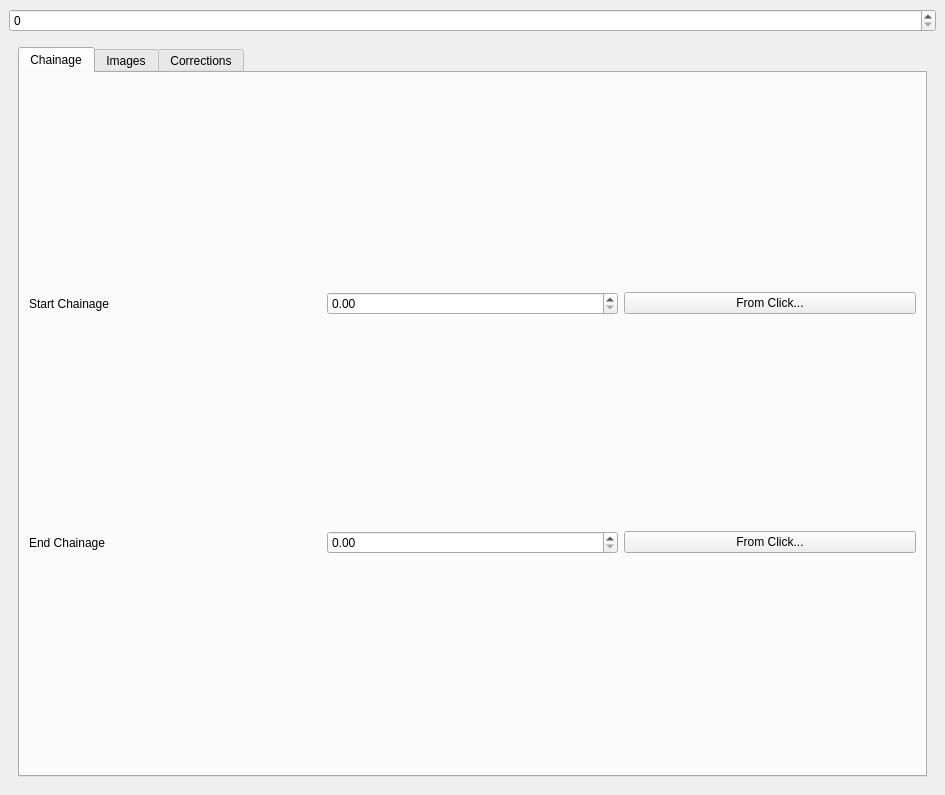
Old version of the form image_loader_dockwidget_base.ui in the repository Drew973/PTS_image_loader.
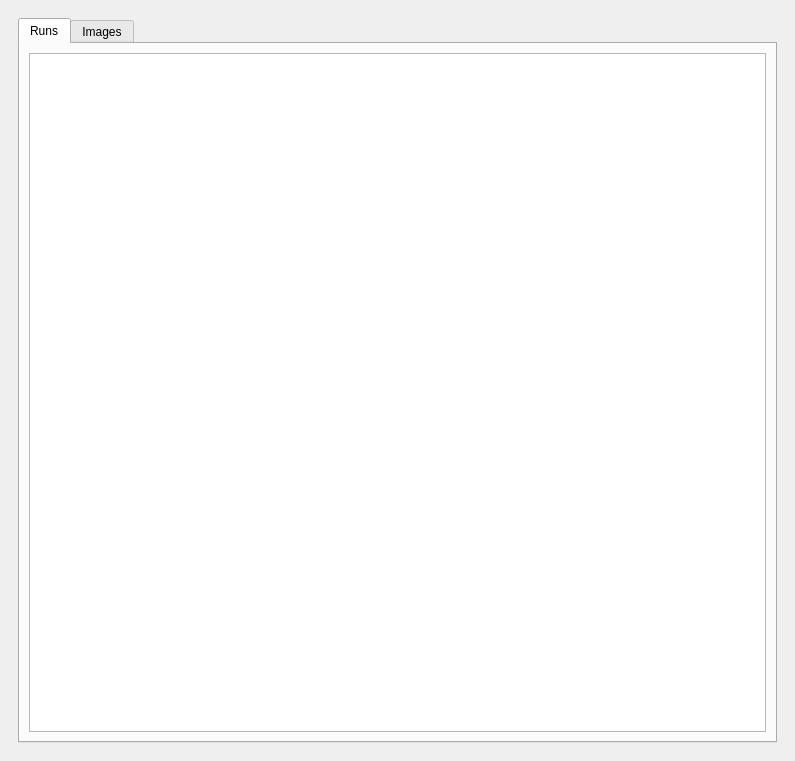
New version of the form. Custom widgets are drawn as their Qt base class.

```diff
--- a/image_loader_dockwidget_base.ui
+++ b/image_loader_dockwidget_base.ui
@@ -6,8 +6,8 @@
    <rect>
     <x>0</x>
     <y>0</y>
-    <width>945</width>
-    <height>795</height>
+    <width>795</width>
+    <height>761</height>
    </rect>
   </property>
   <property name="windowTitle">
@@ -15,9 +15,6 @@
   </property>
   <widget class="QWidget" name="dockWidgetContents">
    <layout class="QVBoxLayout" name="verticalLayout_2">
-    <item>
-     <widget class="QSpinBox" name="runBox"/>
-    </item>
     <item>
      <widget class="QWidget" name="mainWidget" native="true">
       <layout class="QVBoxLayout" name="verticalLayout_4">
@@ -34,52 +31,13 @@
          </property>
          <widget class="QWidget" name="tab_3">
           <attribute name="title">
-           <string>Chainage</string>
+           <string>Runs</string>
           </attribute>
           <layout class="QGridLayout" name="gridLayout">
-           <item row="0" column="0">
-            <widget class="QLabel" name="label">
-             <property name="sizePolicy">
-              <sizepolicy hsizetype="Preferred" vsizetype="Minimum">
-               <horstretch>0</horstretch>
-               <verstretch>0</verstretch>
-              </sizepolicy>
-             </property>
-             <property name="text">
-              <string>Start Chainage</string>
-             </property>
-            </widget>
-           </item>
-           <item row="0" column="1">
-            <widget class="QDoubleSpinBox" name="startChainage"/>
-           </item>
-           <item row="0" column="2">
-            <widget class="QPushButton" name="startFromClick">
-             <property name="text">
-              <string>From Click...</string>
-             </property>
-            </widget>
-           </item>
            <item row="1" column="0">
-            <widget class="QLabel" name="label_2">
-             <property name="sizePolicy">
-              <sizepolicy hsizetype="Preferred" vsizetype="Minimum">
-               <horstretch>0</horstretch>
-               <verstretch>0</verstretch>
-              </sizepolicy>
-             </property>
-             <property name="text">
-              <string>End Chainage</string>
-             </property>
-            </widget>
-           </item>
-           <item row="1" column="1">
-            <widget class="QDoubleSpinBox" name="endChainage"/>
-           </item>
-           <item row="1" column="2">
-            <widget class="QPushButton" name="endFromClick">
-             <property name="text">
-              <string>From Click...</string>
+            <widget class="runsView" name="runsWidget">
+             <property name="uniformRowHeights">
+              <bool>true</bool>
              </property>
             </widget>
            </item>
@@ -90,6 +48,9 @@
            <string>Images</string>
           </attribute>
           <layout class="QVBoxLayout" name="verticalLayout_5">
+           <item>
+            <widget class="QComboBox" name="runBox"/>
+           </item>
            <item>
             <widget class="imagesView" name="imagesView">
              <property name="selectionMode">
@@ -105,26 +66,6 @@
            </item>
           </layout>
          </widget>
-         <widget class="QWidget" name="tab_2">
-          <attribute name="title">
-           <string>Corrections</string>
-          </attribute>
-          <layout class="QVBoxLayout" name="verticalLayout">
-           <item>
-            <widget class="correctionsView" name="correctionsView">
-             <property name="selectionMode">
-              <enum>QAbstractItemView::ExtendedSelection</enum>
-             </property>
-             <property name="selectionBehavior">
-              <enum>QAbstractItemView::SelectRows</enum>
-             </property>
-             <property name="textElideMode">
-              <enum>Qt::ElideLeft</enum>
-             </property>
-            </widget>
-           </item>
-          </layout>
-         </widget>
         </widget>
        </item>
       </layout>
@@ -134,16 +75,16 @@
   </widget>
  </widget>
  <customwidgets>
-  <customwidget>
-   <class>correctionsView</class>
-   <extends>QTableView</extends>
-   <header>image_loader.corrections_view</header>
-  </customwidget>
   <customwidget>
    <class>imagesView</class>
    <extends>QTreeView</extends>
    <header>image_loader.images_view</header>
   </customwidget>
+  <customwidget>
+   <class>runsView</class>
+   <extends>QTreeView</extends>
+   <header>image_loader.runs_view</header>
+  </customwidget>
  </customwidgets>
  <resources/>
  <connections/>
```
Left out of the diff: 2 changed lines with no effect on the pictures.
